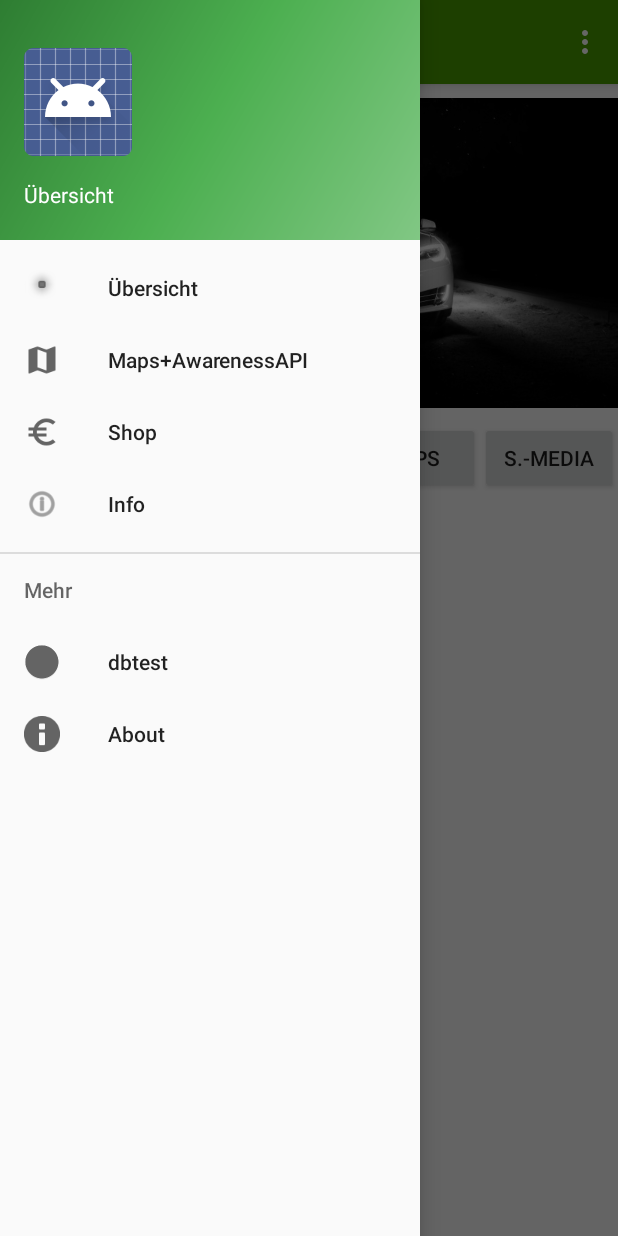
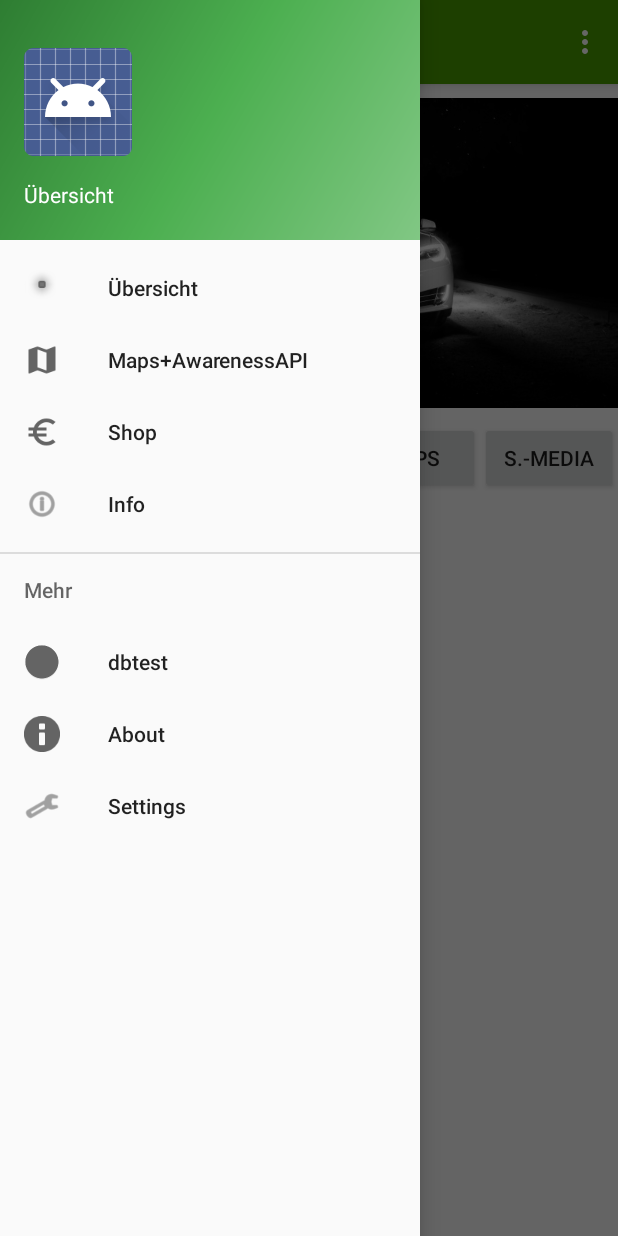
Before and after one commit to Zhen-Yuan/e-car, an Android app: the MainActivity screen opened directly, with no data from a screen before it, with the side drawer open, on a phone screen of 412 x 824 dp. Run offline under Robolectric (Android 15) with nearby library versions, the phone set to English and light mode, and no system bars.

Commit message:
- Settings.class      added        - Settings saved via sharedPreferences - settings.xml        added        - seekbar for record interval

```diff
--- a/app/src/main/AndroidManifest.xml
+++ b/app/src/main/AndroidManifest.xml
@@ -68,6 +68,9 @@
             android:name=".MapsActivity"
             android:label="@string/title_activity_maps"/>
         <activity
+            android:name=".Settings"
+            android:label="Einstellungen"/>
+        <activity
             android:name=".MapsEval"
             android:label="Auswertung">
             <intent-filter>
--- a/app/src/main/res/menu/activity_main_drawer.xml
+++ b/app/src/main/res/menu/activity_main_drawer.xml
@@ -33,6 +33,10 @@
                 android:id="@+id/nav_about"
                 android:icon="@android:drawable/ic_dialog_info"
                 android:title="About" />
+            <item
+                android:id="@+id/nav_settings"
+                android:icon="@android:drawable/ic_menu_manage"
+                android:title="Settings" />
         </menu>
     </item>
 
--- a/app/src/main/res/values/colors.xml
+++ b/app/src/main/res/values/colors.xml
@@ -7,6 +7,6 @@
     <color name="colorFB">#3B5998</color>
     <color name="colorGoogle">#4285F4</color>
     <color name="colorTextPrimary">#000000</color>
-    <color name="colorTextSecondary">#FDFDFE</color>
+    <color name="colorTextSecondary">#fdfdfe</color>
     <color name="colorTextAccent">#767676</color>
 </resources>
```
Also changed, not shown: app/src/main/java/com/example/denis/ecar/MainActivity.java (+7 -0 lines), app/src/main/java/com/example/denis/ecar/MapsActivity.java (+8 -0 lines).
